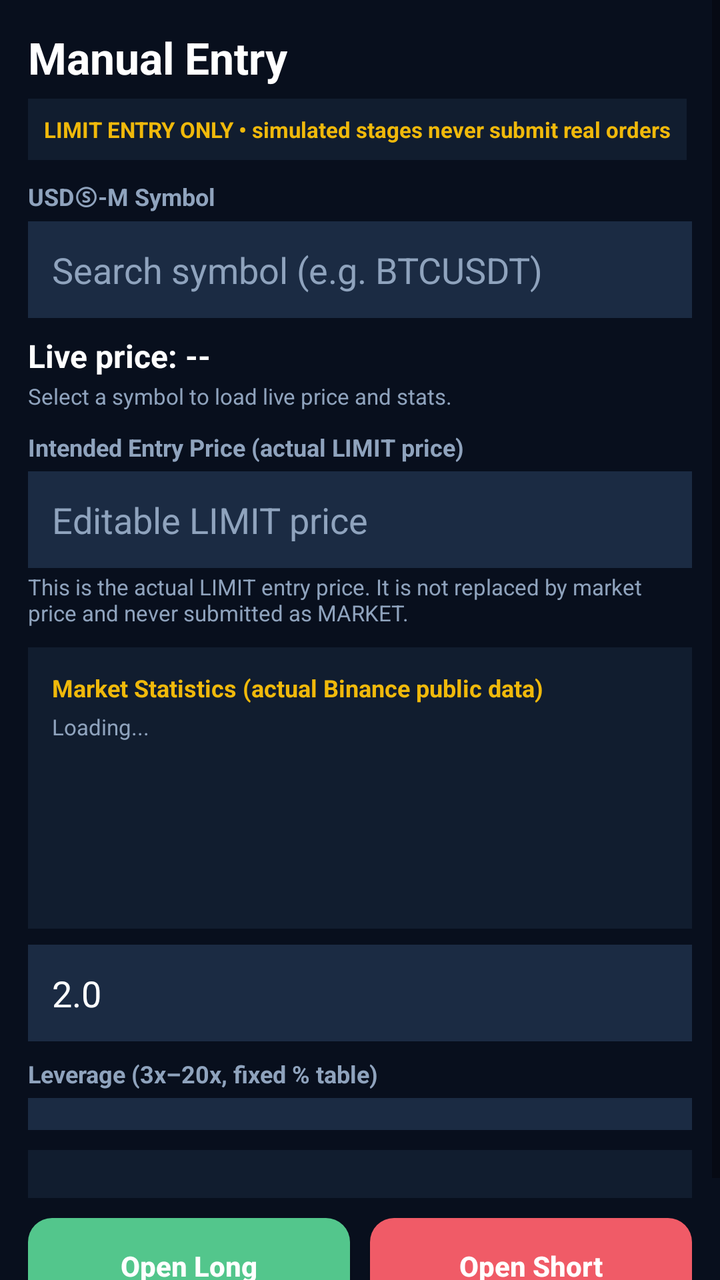
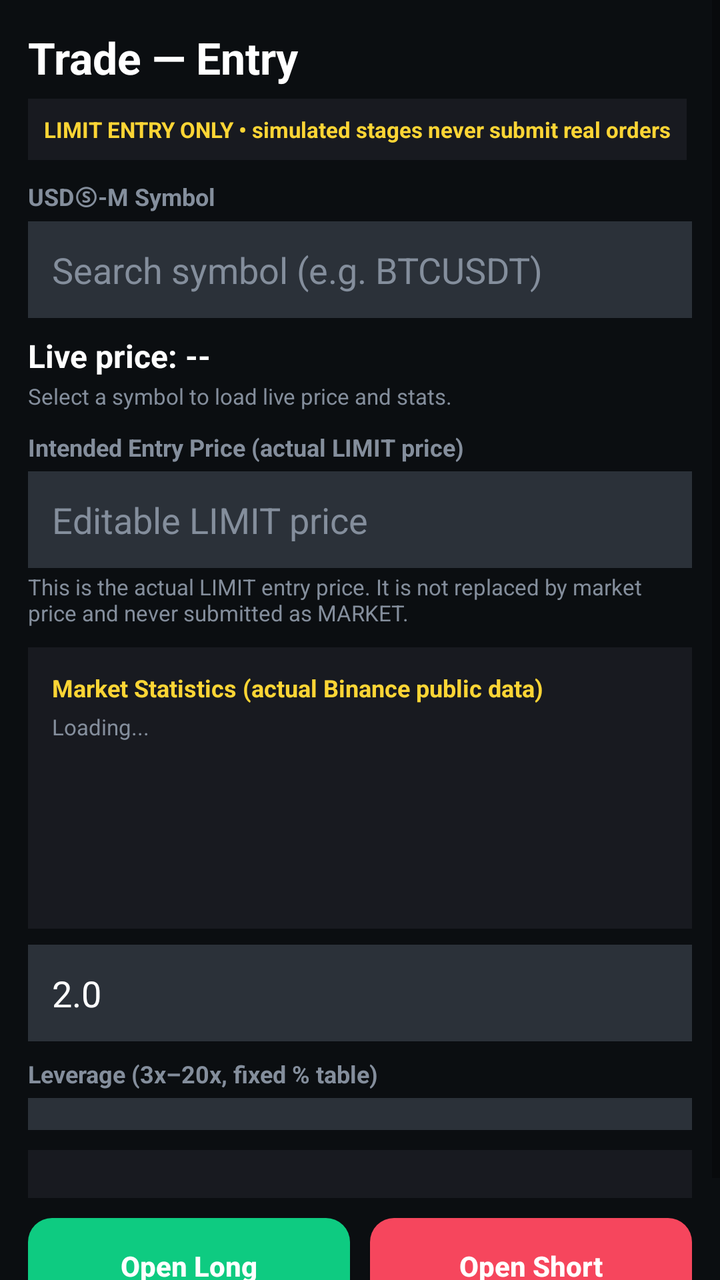

The first picture is an Android layout as it rendered before a commit; the second is the same layout after the commit. The layout source and the unified diff follow.
<!-- AndroidManifest.xml: application theme Theme.BinanceBot.Dark -->
<!-- res/layout/activity_manual_entry.xml -->
<?xml version="1.0" encoding="utf-8"?>
<ScrollView xmlns:android="http://schemas.android.com/apk/res/android" xmlns:app="http://schemas.android.com/apk/res-auto"
    android:layout_width="match_parent"
    android:layout_height="match_parent"
    android:background="@color/bg_primary"
    android:fillViewport="true">

    <LinearLayout
        android:layout_width="match_parent"
        android:layout_height="wrap_content"
        android:orientation="vertical"
        android:padding="14dp">

        <TextView
            android:layout_width="wrap_content"
            android:layout_height="wrap_content"
            android:text="Manual Entry"
            android:textColor="@color/text_primary"
            android:textSize="22sp"
            android:textStyle="bold" />

        <TextView
            android:id="@+id/txtManualModeBadge"
            android:layout_width="wrap_content"
            android:layout_height="wrap_content"
            android:layout_marginTop="6dp"
            android:background="@color/bg_card"
            android:padding="8dp"
            android:text="LIMIT ENTRY ONLY • simulated stages never submit real orders"
            android:textColor="@color/accent_yellow"
            android:textSize="11sp"
            android:textStyle="bold" />

        <TextView
            android:layout_width="wrap_content"
            android:layout_height="wrap_content"
            android:layout_marginTop="10dp"
            android:text="USDⓈ-M Symbol"
            android:textColor="@color/text_muted"
            android:textSize="12sp"
            android:textStyle="bold" />

        <AutoCompleteTextView
            android:id="@+id/actvSymbol"
            android:layout_width="match_parent"
            android:layout_height="wrap_content"
            android:layout_marginTop="4dp"
            android:background="@color/bg_input"
            android:completionThreshold="1"
            android:hint="Search symbol (e.g. BTCUSDT)"
            android:inputType="textCapCharacters"
            android:padding="12dp"
            android:textColor="@color/text_primary"
            android:textColorHint="@color/text_muted" />

        <TextView
            android:id="@+id/txtLivePrice"
            android:layout_width="match_parent"
            android:layout_height="wrap_content"
            android:layout_marginTop="8dp"
            android:text="Live price: --"
            android:textColor="@color/text_primary"
            android:textSize="16sp"
            android:textStyle="bold" />

        <TextView
            android:id="@+id/txtLivePriceStatus"
            android:layout_width="match_parent"
            android:layout_height="wrap_content"
            android:layout_marginTop="2dp"
            android:text="Select a symbol to load live price and stats."
            android:textColor="@color/text_muted"
            android:textSize="11sp" />

        <TextView
            android:layout_width="wrap_content"
            android:layout_height="wrap_content"
            android:layout_marginTop="10dp"
            android:text="Intended Entry Price (actual LIMIT price)"
            android:textColor="@color/text_muted"
            android:textSize="12sp"
            android:textStyle="bold" />

        <EditText
            android:id="@+id/etEntryPrice"
            android:layout_width="match_parent"
            android:layout_height="wrap_content"
            android:layout_marginTop="4dp"
            android:background="@color/bg_input"
            android:hint="Editable LIMIT price"
            android:inputType="numberDecimal"
            android:padding="12dp"
            android:textColor="@color/text_primary"
            android:textColorHint="@color/text_muted" />

        <TextView
            android:id="@+id/txtPriceNote"
            android:layout_width="match_parent"
            android:layout_height="wrap_content"
            android:layout_marginTop="2dp"
            android:text="This is the actual LIMIT entry price. It is not replaced by market price and never submitted as MARKET."
            android:textColor="@color/text_muted"
            android:textSize="11sp" />

        <LinearLayout
            android:id="@+id/boxStats"
            android:layout_width="match_parent"
            android:layout_height="wrap_content"
            android:layout_marginTop="10dp"
            android:background="@color/bg_card"
            android:orientation="vertical"
            android:padding="12dp">

            <TextView
                android:layout_width="wrap_content"
                android:layout_height="wrap_content"
                android:text="Market Statistics (actual Binance public data)"
                android:textColor="@color/accent_yellow"
                android:textSize="12sp"
                android:textStyle="bold" />

            <TextView
                android:id="@+id/txtStatsStatus"
                android:layout_width="match_parent"
                android:layout_height="wrap_content"
                android:layout_marginTop="4dp"
                android:text="Loading..."
                android:textColor="@color/text_muted"
                android:textSize="11sp" />

            <TextView android:id="@+id/txtStats24h" android:layout_width="match_parent" android:layout_height="wrap_content" android:layout_marginTop="6dp" android:textColor="@color/text_primary" android:textSize="12sp" />
            <TextView android:id="@+id/txtStats7d" android:layout_width="match_parent" android:layout_height="wrap_content" android:layout_marginTop="4dp" android:textColor="@color/text_primary" android:textSize="12sp" />
            <TextView android:id="@+id/txtStatsRsi" android:layout_width="match_parent" android:layout_height="wrap_content" android:layout_marginTop="4dp" android:textColor="@color/text_primary" android:textSize="12sp" />
            <TextView android:id="@+id/txtStatsDist" android:layout_width="match_parent" android:layout_height="wrap_content" android:layout_marginTop="4dp" android:textColor="@color/text_muted" android:textSize="11sp" />
        </LinearLayout>



        <EditText
            android:id="@+id/etEntryMargin"
            android:layout_width="match_parent"
            android:layout_height="wrap_content"
            android:layout_marginTop="8dp"
            android:background="@color/bg_input"
            android:hint="Margin (USDT)"
            android:inputType="numberDecimal"
            android:padding="12dp"
            android:text="2.0"
            android:textColor="@color/text_primary"
            android:textColorHint="@color/text_muted" />

        <TextView
            android:layout_width="wrap_content"
            android:layout_height="wrap_content"
            android:layout_marginTop="8dp"
            android:text="Leverage (3x–20x, fixed % table)"
            android:textColor="@color/text_muted"
            android:textSize="12sp"
            android:textStyle="bold" />

        <Spinner
            android:id="@+id/spEntryLeverage"
            android:layout_width="match_parent"
            android:layout_height="wrap_content"
            android:layout_marginTop="4dp"
            android:background="@color/bg_input"
            android:padding="8dp" />

        <LinearLayout
            android:id="@+id/boxEntrySummary"
            android:layout_width="match_parent"
            android:layout_height="wrap_content"
            android:layout_marginTop="10dp"
            android:background="@color/bg_card"
            android:orientation="vertical"
            android:padding="12dp" />

        <LinearLayout
            android:layout_width="match_parent"
            android:layout_height="wrap_content"
            android:layout_marginTop="10dp"
            android:orientation="horizontal">

            <androidx.appcompat.widget.AppCompatButton
                android:id="@+id/btnOpenLong"
                android:layout_width="0dp"
                android:layout_height="48dp"
                android:layout_weight="1"
                android:background="@drawable/bg_btn_long_rounded"
                android:backgroundTint="@null"
                android:text="Open Long"
                android:textAllCaps="false"
                android:textColor="@color/text_primary"
                android:textStyle="bold"
                app:backgroundTint="@null" />

            <Space
                android:layout_width="10dp"
                android:layout_height="1dp" />

            <androidx.appcompat.widget.AppCompatButton
                android:id="@+id/btnOpenShort"
                android:layout_width="0dp"
                android:layout_height="48dp"
                android:layout_weight="1"
                android:background="@drawable/bg_btn_short_rounded"
                android:backgroundTint="@null"
                android:text="Open Short"
                android:textAllCaps="false"
                android:textColor="@color/text_primary"
                android:textStyle="bold"
                app:backgroundTint="@null" />
        </LinearLayout>

        <TextView
            android:id="@+id/txtManualResult"
            android:layout_width="match_parent"
            android:layout_height="wrap_content"
            android:layout_marginTop="8dp"
            android:textColor="@color/text_muted"
            android:textSize="12sp" />

        
        <Spinner android:id="@+id/spEntrySymbol" android:layout_width="0dp" android:layout_height="0dp" android:visibility="gone" />
    </LinearLayout>
</ScrollView>
<!-- resources referenced by this layout -->
<resources>
  <color name="accent_yellow">#F0B90B</color>
  <color name="bg_card">#111D2F</color>
  <color name="bg_input">#1B2B43</color>
  <color name="bg_primary">#080F1D</color>
  <color name="text_muted">#8FA3BD</color>
  <color name="text_primary">#FFFFFF</color>
  <!-- drawable bg_btn_long_rounded (drawable) -->
  <shape xmlns:android="http://schemas.android.com/apk/res/android" android:shape="rectangle">
      <solid android:color="@color/green"/>
      <corners android:radius="12dp"/>
  </shape>
  <!-- drawable bg_btn_short_rounded (drawable) -->
  <shape xmlns:android="http://schemas.android.com/apk/res/android" android:shape="rectangle">
      <solid android:color="@color/red"/>
      <corners android:radius="12dp"/>
  </shape>
  <style name="Theme.BinanceBot.Dark" parent="Theme.MaterialComponents.DayNight.NoActionBar">
          <item name="colorPrimary">@color/accent_yellow</item>
          <item name="colorPrimaryVariant">@color/accent_yellow</item>
          <item name="colorOnPrimary">#000000</item>
          <item name="android:windowBackground">@color/bg_primary</item>
          <item name="android:statusBarColor">@color/bg_surface</item>
          <item name="android:navigationBarColor">@color/bg_surface</item>
          <item name="android:textColor">@color/text_primary</item>
      </style>
  <color name="green">#53C68C</color>
  <color name="red">#F05B67</color>
  <color name="bg_surface">#101B2D</color>
</resources>

<!-- the commit's change to res/layout/activity_manual_entry.xml (unified diff, before → after) -->
@@ -14,7 +14,7 @@
         <TextView
             android:layout_width="wrap_content"
             android:layout_height="wrap_content"
-            android:text="Manual Entry"
+            android:text="Trade — Entry"
             android:textColor="@color/text_primary"
             android:textSize="22sp"
             android:textStyle="bold" />
<!-- resource entries referenced after the edit -->
@@ -1,10 +1,10 @@
 <!-- resources referenced by this layout -->
 <resources>
-  <color name="accent_yellow">#F0B90B</color>
-  <color name="bg_card">#111D2F</color>
-  <color name="bg_input">#1B2B43</color>
-  <color name="bg_primary">#080F1D</color>
-  <color name="text_muted">#8FA3BD</color>
+  <color name="accent_yellow">#FCD535</color>
+  <color name="bg_card">#181A20</color>
+  <color name="bg_input">#2B3139</color>
+  <color name="bg_primary">#0B0E11</color>
+  <color name="text_muted">#848E9C</color>
   <color name="text_primary">#FFFFFF</color>
   <!-- drawable bg_btn_long_rounded (drawable) -->
   <shape xmlns:android="http://schemas.android.com/apk/res/android" android:shape="rectangle">
@@ -25,8 +25,8 @@
           <item name="android:navigationBarColor">@color/bg_surface</item>
           <item name="android:textColor">@color/text_primary</item>
       </style>
-  <color name="green">#53C68C</color>
-  <color name="red">#F05B67</color>
-  <color name="bg_surface">#101B2D</color>
+  <color name="green">#0ECB81</color>
+  <color name="red">#F6465D</color>
+  <color name="bg_surface">#1E2329</color>
 </resources>
 
